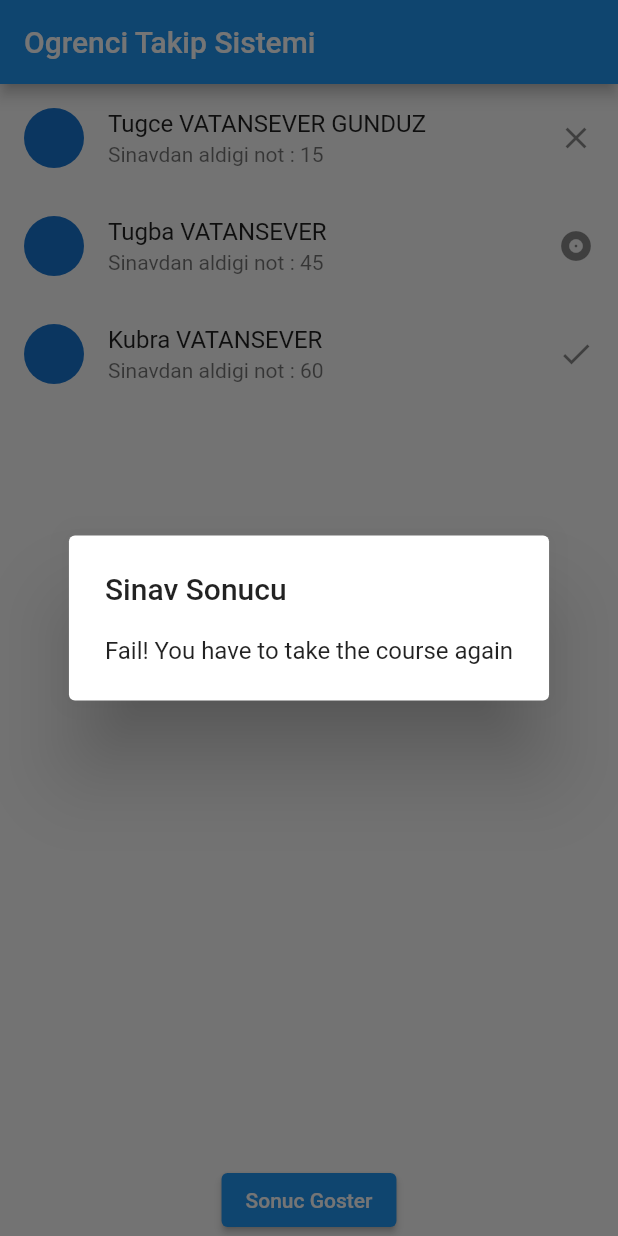
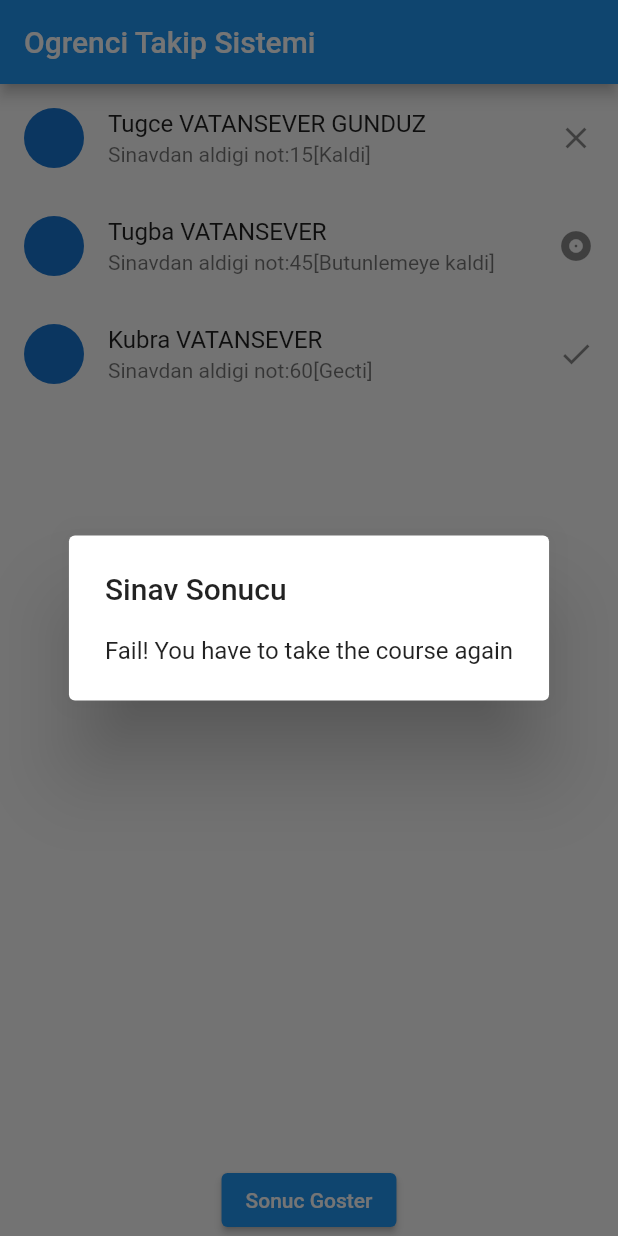
Before and after one commit to TugceVG/flutter_playground, a Flutter app: the screen it shows after launch, after a tap on "Sonuc Goster", on a phone screen of 412 x 824 dp. Run offline on Flutter 3.47's test engine with Material 2 defaults, Android fonts, the phone set to English and light mode, and no system bars; network calls fail.

Commit message:
use getter & setter methods

```diff
--- a/lib/main.dart
+++ b/lib/main.dart
@@ -7,7 +7,7 @@ void main() {
 
 class MyApp extends StatelessWidget {
   String firstText = "Ogrenci Takip Sistemi";
-  List<Student> students = [Student("Tugce", "VATANSEVER GUNDUZ", 15,""),Student("Tugba", "VATANSEVER", 45,""),Student("Kubra", "VATANSEVER", 60,"")];
+  List<Student> students = [Student("Tugce", "VATANSEVER GUNDUZ", 15),Student("Tugba", "VATANSEVER", 45),Student("Kubra", "VATANSEVER", 60)];
 
   @override
   Widget build(BuildContext context) {
@@ -51,7 +51,7 @@ class MyApp extends StatelessWidget {
                       backgroundImage: NetworkImage("https://cdn.pixabay.com/photo/2023/01/25/12/33/snowy-owl-7743488_960_720.jpg"),
                     ),
                     title: Text(students[index].firstName+" "+students[index].lastName),
-                    subtitle: Text("Sinavdan aldigi not : "+students[index].grade.toString()),
+                    subtitle: Text("Sinavdan aldigi not:"+students[index].grade.toString()+"["+students[index].getStatus+"]"),
                     trailing: builtStatusIcon(students[index].grade),
                     onTap: (){
                       print(students[index].firstName+" "+students[index].lastName);
--- a/lib/models/student.dart
+++ b/lib/models/student.dart
@@ -2,12 +2,31 @@ class Student{
   String firstName="";
   String lastName="";
   int grade=0;
-  String status="";
+  String _status="";
 
-  Student (String firstName,String lastName,int grade,String status){
+  Student (String firstName,String lastName,int grade){
     this.firstName = firstName;
     this.lastName = lastName;
     this.grade = grade;
-    this.status = "Gecti";
+  }
+
+  String get getFirstName{
+    return "OGR - " + this.firstName;
+  }
+
+  void set setFirstName(String value){
+    this.firstName = value;
+  }
+
+  String get getStatus{
+    String message = "";
+    if (this.grade >= 55) {
+      message = "Gecti";
+    } else if (this.grade  >= 40) {
+      message = "Butunlemeye kaldi";
+    } else {
+      message = "Kaldi";
+    }
+    return message;
   }
 }
```
